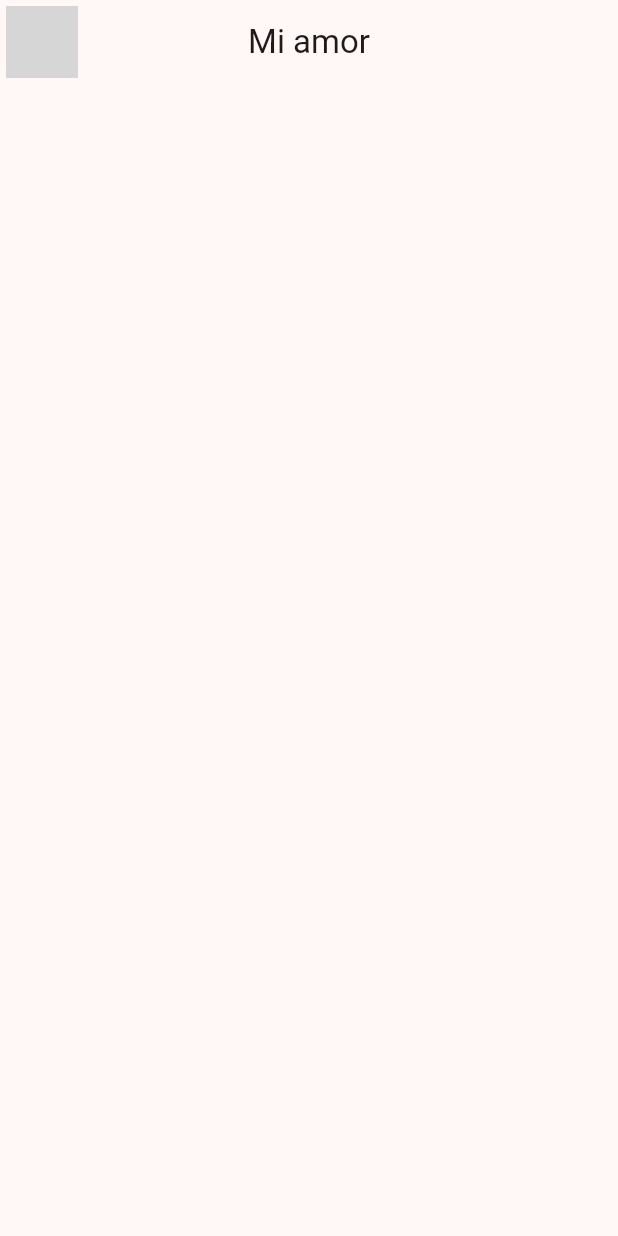
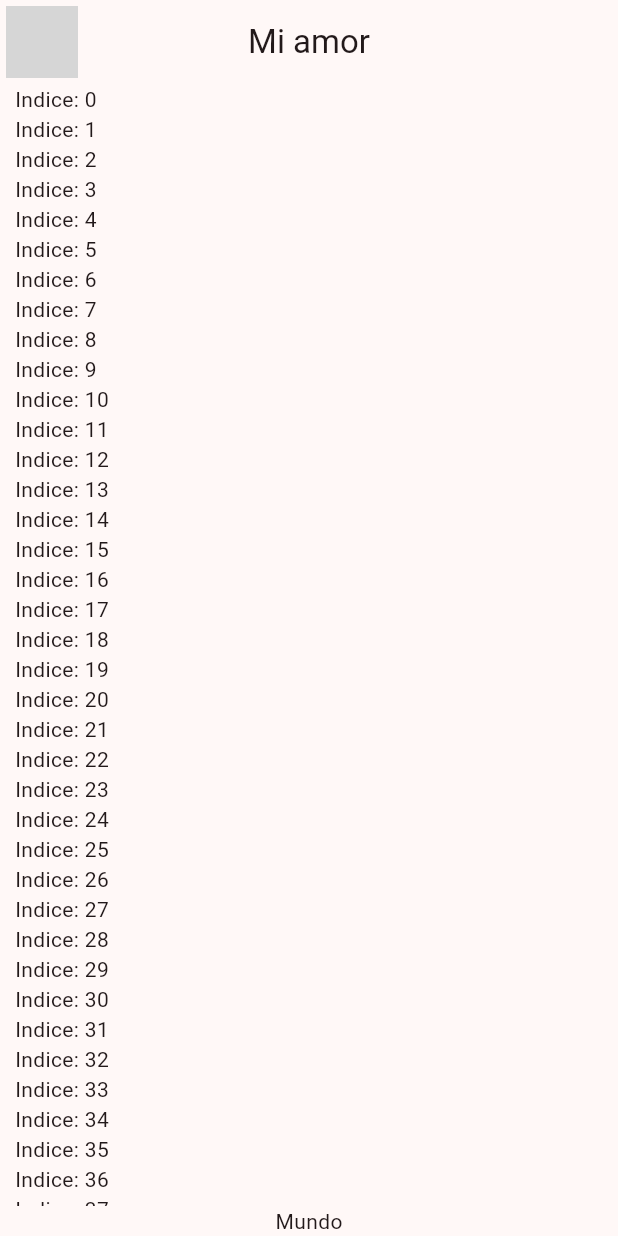
Before and after one commit to AngelTapG/yesno, a Flutter app: the screen it shows after launch, on a phone screen of 412 x 824 dp. Run offline on Flutter 3.47's test engine with Material 3 defaults, Android fonts, the phone set to English and light mode, and no system bars; network calls fail; grey boxes are pictures that could not be loaded.

Commit message:
_chatview_finished

```diff
--- a/lib/presentation/chat/chat_screen.dart
+++ b/lib/presentation/chat/chat_screen.dart
@@ -22,12 +22,23 @@ class ChatScreen extends StatelessWidget {
 }
 
 class _ChatView extends StatelessWidget {
-  const _ChatView({
-    super.key,
-  });
 
   @override
   Widget build(BuildContext context) {
-    return Container();
+    return SafeArea(
+      child: Padding(
+        padding: const EdgeInsets.symmetric( horizontal: 10 ),
+        child: Column(
+          children: [
+            Expanded(child: ListView.builder(
+              itemCount: 100,
+              itemBuilder: (context, index) {
+              return Text('Indice: $index');
+            })),
+            Text('Mundo')
+          ],
+        ),
+      ),
+    );
   }
 }
```
